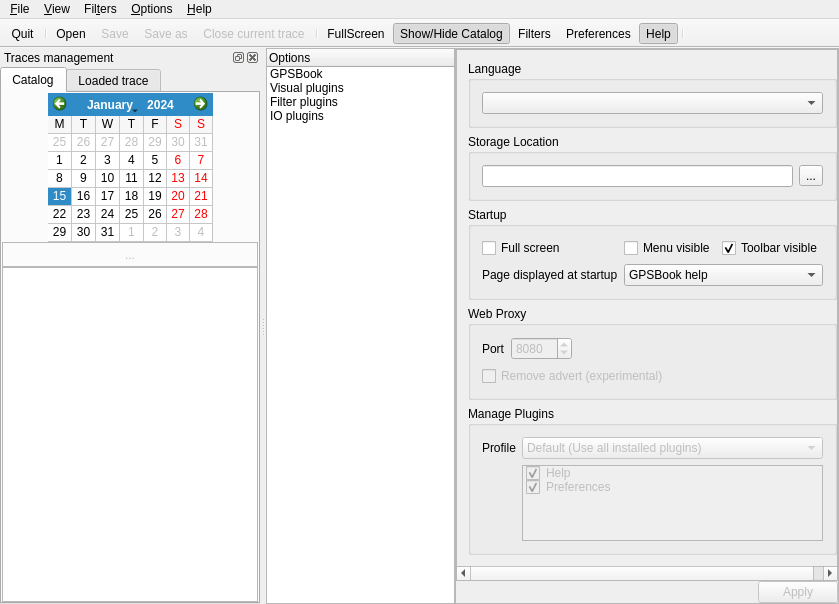
Qt form src/GPSBook/mainwindow.ui (shujaatak/gpsbook) before a commit.
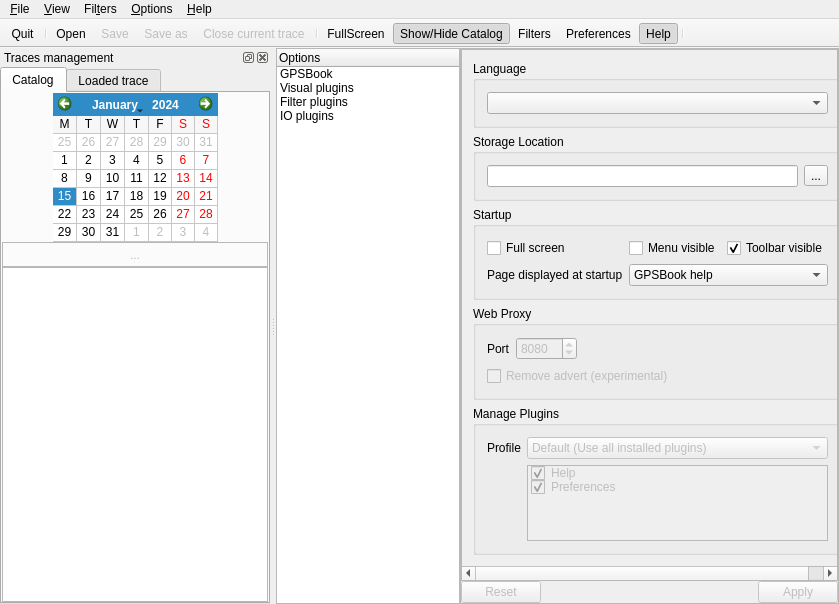
The same form after that commit. The open tabs and pages were chosen to show the change. Icons and pictures are not drawn.

Patch:
```diff
--- a/src/GPSBook/mainwindow.ui
+++ b/src/GPSBook/mainwindow.ui
@@ -342,7 +342,7 @@
                      <property name="geometry">
                       <rect>
                        <x>0</x>
-                       <y>0</y>
+                       <y>-12</y>
                        <width>504</width>
                        <height>510</height>
                       </rect>
@@ -596,7 +596,7 @@
                      <bool>false</bool>
                     </property>
                     <property name="standardButtons">
-                     <set>QDialogButtonBox::Apply</set>
+                     <set>QDialogButtonBox::Apply|QDialogButtonBox::Reset</set>
                     </property>
                    </widget>
                   </item>
@@ -775,14 +775,14 @@
   </widget>
   <widget class="QDockWidget" name="dockWidgetTraceManagement">
    <property name="sizePolicy">
-    <sizepolicy hsizetype="Expanding" vsizetype="Preferred">
+    <sizepolicy hsizetype="MinimumExpanding" vsizetype="Preferred">
      <horstretch>0</horstretch>
      <verstretch>0</verstretch>
     </sizepolicy>
    </property>
    <property name="minimumSize">
     <size>
-     <width>235</width>
+     <width>270</width>
      <height>344</height>
     </size>
    </property>
@@ -803,17 +803,11 @@
      <item>
       <widget class="QTabWidget" name="tabWidgetLeftPanel">
        <property name="sizePolicy">
-        <sizepolicy hsizetype="Expanding" vsizetype="Expanding">
+        <sizepolicy hsizetype="MinimumExpanding" vsizetype="Expanding">
          <horstretch>0</horstretch>
          <verstretch>0</verstretch>
         </sizepolicy>
        </property>
-       <property name="minimumSize">
-        <size>
-         <width>218</width>
-         <height>0</height>
-        </size>
-       </property>
        <property name="maximumSize">
         <size>
          <width>16777215</width>
```
Left out of the diff: 2 changed lines with no effect on the pictures.
